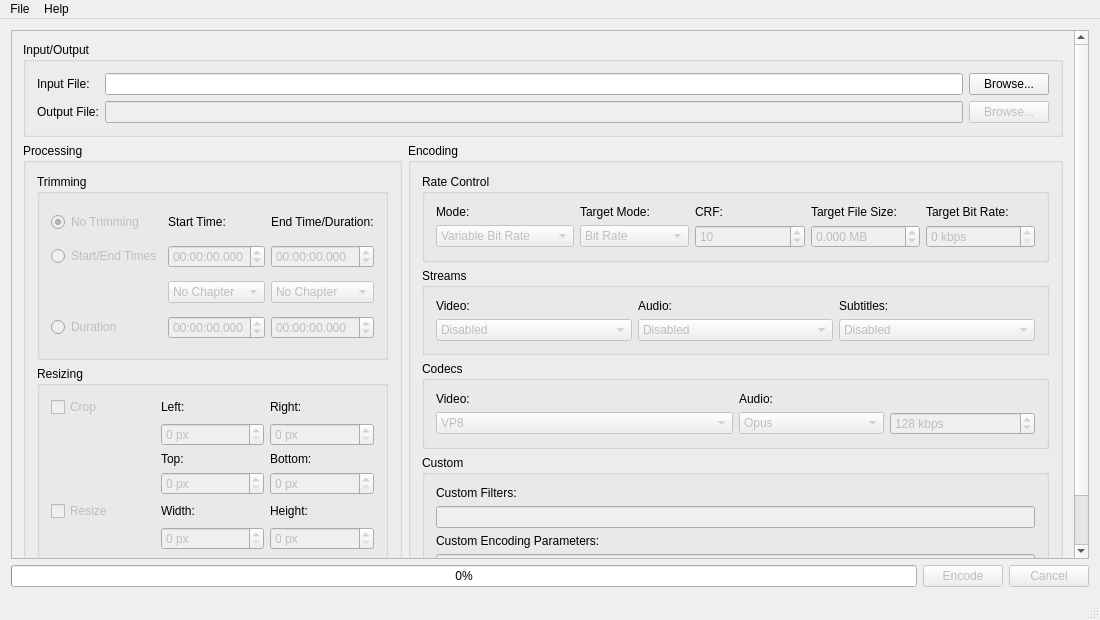
Before: the Qt Designer form mainwindow.ui in rzumer/Webbum, drawn with Qt 5.
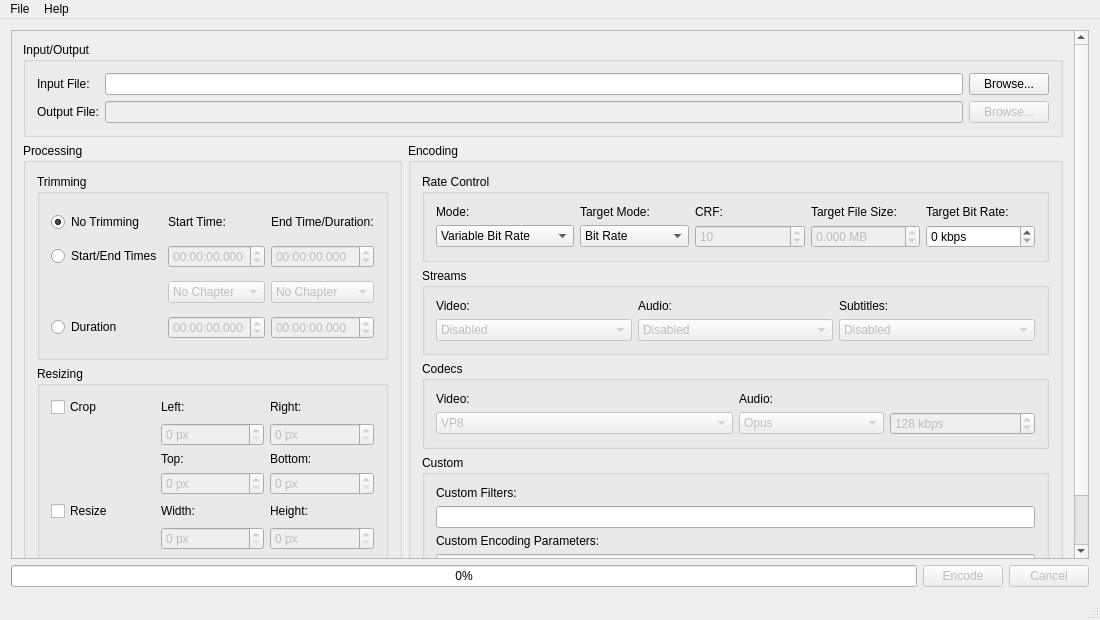
After: the same form once the commit is applied.

Commit message: Fix controls not being activated properly

The edit to the form file:
```diff
--- a/mainwindow.ui
+++ b/mainwindow.ui
@@ -77,12 +77,18 @@
        <layout class="QGridLayout" name="gridLayout_9">
         <item row="1" column="0">
          <widget class="QGroupBox" name="processingGroupBox">
+          <property name="enabled">
+           <bool>true</bool>
+          </property>
           <property name="title">
            <string>Processing</string>
           </property>
           <layout class="QVBoxLayout" name="verticalLayout_3">
            <item>
             <widget class="QGroupBox" name="trimmingGroupBox">
+             <property name="enabled">
+              <bool>true</bool>
+             </property>
              <property name="title">
               <string>Trimming</string>
              </property>
@@ -119,7 +125,7 @@
               <item row="2" column="0">
                <widget class="QRadioButton" name="trimStartEndRadioButton">
                 <property name="enabled">
-                 <bool>false</bool>
+                 <bool>true</bool>
                 </property>
                 <property name="text">
                  <string>Start/End Times</string>
@@ -129,7 +135,7 @@
               <item row="1" column="0">
                <widget class="QRadioButton" name="trimNoneRadioButton">
                 <property name="enabled">
-                 <bool>false</bool>
+                 <bool>true</bool>
                 </property>
                 <property name="text">
                  <string>No Trimming</string>
@@ -142,7 +148,7 @@
               <item row="4" column="0">
                <widget class="QRadioButton" name="trimDurationRadioButton">
                 <property name="enabled">
-                 <bool>false</bool>
+                 <bool>true</bool>
                 </property>
                 <property name="text">
                  <string>Duration</string>
@@ -245,6 +251,9 @@
            </item>
            <item>
             <widget class="QGroupBox" name="resizingGroupBox">
+             <property name="enabled">
+              <bool>true</bool>
+             </property>
              <property name="title">
               <string>Resizing</string>
              </property>
@@ -344,7 +353,7 @@
               <item row="8" column="0">
                <widget class="QCheckBox" name="resizeCheckBox">
                 <property name="enabled">
-                 <bool>false</bool>
+                 <bool>true</bool>
                 </property>
                 <property name="text">
                  <string>Resize</string>
@@ -438,7 +447,7 @@
               <item row="3" column="0">
                <widget class="QCheckBox" name="cropCheckBox">
                 <property name="enabled">
-                 <bool>false</bool>
+                 <bool>true</bool>
                 </property>
                 <property name="text">
                  <string>Crop</string>
@@ -525,12 +534,18 @@
         </item>
         <item row="1" column="1">
          <widget class="QGroupBox" name="encodingGroupBox">
+          <property name="enabled">
+           <bool>true</bool>
+          </property>
           <property name="title">
            <string>Encoding</string>
           </property>
           <layout class="QVBoxLayout" name="verticalLayout_2">
            <item>
             <widget class="QGroupBox" name="rateControlGroupBox">
+             <property name="enabled">
+              <bool>true</bool>
+             </property>
              <property name="title">
               <string>Rate Control</string>
              </property>
@@ -552,7 +567,7 @@
               <item row="1" column="0">
                <widget class="QComboBox" name="rateModeComboBox">
                 <property name="enabled">
-                 <bool>false</bool>
+                 <bool>true</bool>
                 </property>
                 <property name="focusPolicy">
                  <enum>Qt::StrongFocus</enum>
@@ -590,7 +605,7 @@
               <item row="1" column="1">
                <widget class="QComboBox" name="rateTargetModeComboBox">
                 <property name="enabled">
-                 <bool>false</bool>
+                 <bool>true</bool>
                 </property>
                 <property name="focusPolicy">
                  <enum>Qt::StrongFocus</enum>
@@ -624,7 +639,7 @@
               <item row="1" column="4">
                <widget class="QSpinBox" name="rateTargetBitRateSpinBox">
                 <property name="enabled">
-                 <bool>false</bool>
+                 <bool>true</bool>
                 </property>
                 <property name="focusPolicy">
                  <enum>Qt::StrongFocus</enum>
@@ -686,6 +701,9 @@
            </item>
            <item>
             <widget class="QGroupBox" name="streamsGroupBox">
+             <property name="enabled">
+              <bool>true</bool>
+             </property>
              <property name="title">
               <string>Streams</string>
              </property>
@@ -761,6 +779,9 @@
            </item>
            <item>
             <widget class="QGroupBox" name="codecsGroupBox">
+             <property name="enabled">
+              <bool>true</bool>
+             </property>
              <property name="title">
               <string>Codecs</string>
              </property>
@@ -847,6 +868,9 @@
            </item>
            <item>
             <widget class="QGroupBox" name="customGroupBox">
+             <property name="enabled">
+              <bool>true</bool>
+             </property>
              <property name="title">
               <string>Custom</string>
              </property>
@@ -861,7 +885,7 @@
               <item row="3" column="0">
                <widget class="QLineEdit" name="customEncodingParametersLineEdit">
                 <property name="enabled">
-                 <bool>false</bool>
+                 <bool>true</bool>
                 </property>
                </widget>
               </item>
@@ -875,7 +899,7 @@
               <item row="1" column="0">
                <widget class="QLineEdit" name="customFiltersLineEdit">
                 <property name="enabled">
-                 <bool>false</bool>
+                 <bool>true</bool>
                 </property>
                </widget>
               </item>
```
The commit also changes 1 other file.
